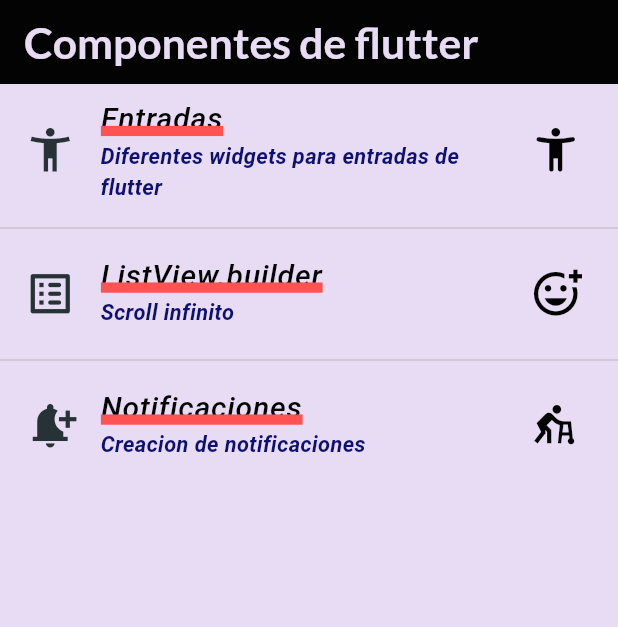
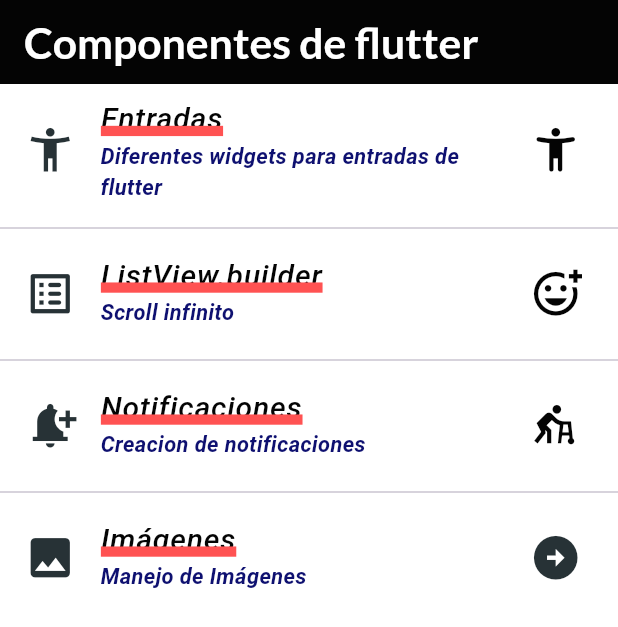
Before and after one commit to TheRipper284/componentes_flutter5c, a Flutter app: the screen it shows after launch, on a phone screen of 412 x 824 dp. Shown: the top 627 px of the screen. Run offline on Flutter 3.47's test engine with Material 3 defaults, Android fonts, the phone set to English and light mode, and no system bars; our stand-ins replace google_fonts; Roboto replaces fonts that are missing (Aclonica).

Commit message:
Images 1

```diff
--- a/lib/screens/home_screen.dart
+++ b/lib/screens/home_screen.dart
@@ -1,4 +1,5 @@
 import 'package:flutter/material.dart';
+import 'package:practica3_5c/screens/images_screen.dart';
 import 'package:practica3_5c/screens/inifite_list_screen.dart';
 import 'package:practica3_5c/screens/inputs_screen.dart';
 import 'package:practica3_5c/screens/notifications_screen.dart';
@@ -90,6 +91,31 @@ class HomeScreen extends StatelessWidget {
               Navigator.push(context, ruta3);
             }
           ),
+          const Divider(),
+          ListTile(
+            leading: IconTheme(
+              data: AppTheme.lightTheme.iconTheme,
+              child: const Icon(Icons.image),
+            ),
+            title: Text(
+              'Imágenes',
+              style: AppTheme.lightTheme.textTheme.headlineLarge,
+            ),
+            subtitle: Text(
+              'Manejo de Imágenes',
+              style: AppTheme.lightTheme.textTheme.bodySmall,
+            ),
+            trailing: IconTheme(
+              data: AppTheme.lightTheme.iconTheme,
+              child: const Icon(Icons.arrow_circle_right),
+            ),
+            onTap: (){
+              final ruta4 = MaterialPageRoute(builder: (context){
+                return const ImagesScreen();
+              });
+              Navigator.push(context, ruta4);
+            }
+          ),
         ],
       ),
     );
--- a/lib/theme/app_theme.dart
+++ b/lib/theme/app_theme.dart
@@ -6,7 +6,7 @@ class AppTheme{
   //Declaraciones de color
   static const primaryColor = Color.fromARGB(2555, 0, 0, 0); //195, 114, 37, 37
   static const accentColor = Color.fromARGB(255, 14, 16, 112);  //255, 209, 147, 14
-  static const backColor = Color.fromARGB(255, 231, 220, 243);
+  static const backColor = Color.fromARGB(255, 255, 255, 255);
   static const iconColor = Color.fromARGB(255, 39, 50, 54);
 
   //Declaraciones de tema claro
```
Also changed, not shown: lib/screens/images_screen.dart (added, +45 -0 lines), assets/dantes _inferno.jpg (added), assets/far_cry.jpg (renamed from assets/far cry.jpg).
